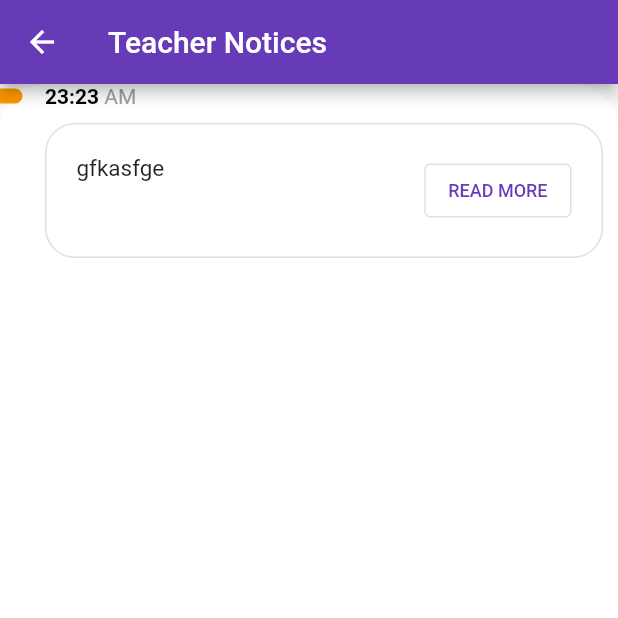
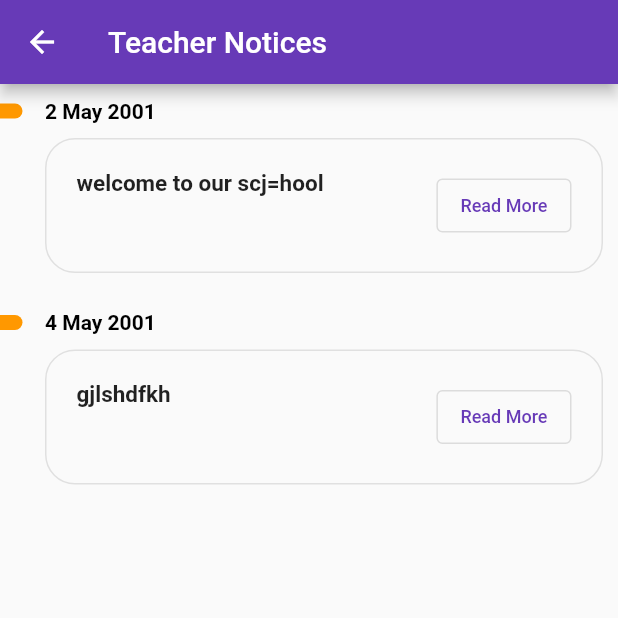
Before and after one commit to Blaze-Community/our_e_college_app, a Flutter app: the Annoucement screen opened directly, after a tap on "Teacher Notices", on a phone screen of 412 x 824 dp, the top half of it. Run offline on Flutter 3.47's test engine with Material 2 defaults, Android fonts, the phone set to English and light mode, and no system bars; our stand-ins replace curved_navigation_bar, flutter_login, font_awesome_flutter, marquee, table_calendar.

Commit message:
minor changes

```diff
--- a/lib/components/annoucement.dart
+++ b/lib/components/annoucement.dart
@@ -1,5 +1,6 @@
 import 'package:flutter/material.dart';
 import 'package:flutter/widgets.dart';
+import 'package:font_awesome_flutter/font_awesome_flutter.dart';
 import 'package:our_e_college_app/components/announcementlist.dart';
 //import 'package:font_awesome_flutter/font_awesome_flutter.dart';
 import 'package:our_e_college_app/utils/Theme.dart' as AppTheme;
@@ -18,13 +19,10 @@ class _Annoucement extends State<Annoucement> {
         title: Text('Announcements & Notices'),
       ),
       body: Padding(
-        padding: EdgeInsets.only(top: 50.0),
-        child: Container(
-            height: 600.0,
-            padding: EdgeInsets.only(bottom: 25.0),
+        padding: EdgeInsets.only(top: 15.0),
         child: ListView(
           physics: const BouncingScrollPhysics(),
-              padding: EdgeInsets.only(left: 18.0, right: 22.0),
+          padding: EdgeInsets.only(left: 15.0, right: 15.0),
           scrollDirection: Axis.vertical,
           children: [
             Row(
@@ -33,6 +31,7 @@ class _Annoucement extends State<Annoucement> {
                   title: 'Teacher Notices',
                   announcement: ['welcome to our scj=hool', 'gjlshdfkh'],
                   color: AppTheme.Colors.flatOrange,
+                  icon: FontAwesomeIcons.scroll,
                   onPressed: (){
                     Navigator.push(
                         context,
@@ -40,12 +39,16 @@ class _Annoucement extends State<Annoucement> {
                             builder: (BuildContext context) =>
                                 AnnouncementList(
                                   title: 'Teacher Notices',
-                                      announcement: [['gfkasfge','23:23']],
+                                  announcement: [
+                                    ['welcome to our scj=hool','2 May 2001'],
+                                    ['gjlshdfkh','4 May 2001']
+                                  ],
                                 )));
                   },
                 ),
                 AnnouncementItem(
                   title: 'Student Notices',
+                  icon: FontAwesomeIcons.scroll,
                   announcement: ['hgffkga', 'hgfadgfd'],
                   color: AppTheme.Colors.flatPurple,
                   onPressed: (){
@@ -55,7 +58,10 @@ class _Annoucement extends State<Annoucement> {
                             builder: (BuildContext context) =>
                                AnnouncementList(
                                  title: 'Student Notices',
-                                     announcement: [['gfkasfge','23:23']],
+                                 announcement: [
+                                   ['hgffkga','2 May 2001'],
+                                   ['hgfadgfd','4 May 2001']
+                                 ],
                                )));
                   },
                 )
@@ -65,6 +71,7 @@ class _Annoucement extends State<Annoucement> {
               children: [
                 AnnouncementItem(
                   title: 'Teacher Achivement',
+                  icon: FontAwesomeIcons.trophy,
                   announcement: ['welcome to our scj=hool', 'gjlshdfkh'],
                   color: AppTheme.Colors.flatDeepPurple,
                   onPressed: (){
@@ -74,12 +81,15 @@ class _Annoucement extends State<Annoucement> {
                             builder: (BuildContext context) =>
                                 AnnouncementList(
                                   title: 'Teacher Achivement',
-                                      announcement: [['gfkasfge','23:23']],
+                                  announcement: [
+                                    ['welcome to our scj=hool','2 May 2001'],
+                                    ['gjlshdfkh','4 May 2001']],
                                 )));
                   },
                 ),
                 AnnouncementItem(
                   title: 'Student Achivement',
+                  icon: FontAwesomeIcons.trophy,
                   announcement: ['hgffkga', 'hgfadgfd'],
                   color: AppTheme.Colors.flatRed,
                   onPressed: (){
@@ -89,14 +99,17 @@ class _Annoucement extends State<Annoucement> {
                             builder: (BuildContext context) =>
                                 AnnouncementList(
                                   title: 'Student Achivement',
-                                      announcement: [['gfkasfge','23:23']],
+                                  announcement: [
+                                    ['hgffkga','2 May 2001'],
+                                    ['hgfadgfd','4 May 2001']
+                                  ],
                                 )));
                   },
                 )
               ],
             ),
           ],
-            )),
+        ),
       ),
     );
   }
--- a/lib/components/announcementlist.dart
+++ b/lib/components/announcementlist.dart
@@ -24,16 +24,10 @@ class _AnnouncementListState extends State<AnnouncementList> {
       appBar: AppBar(
         title: Text(widget.title),
       ),
-        body: Container(
-          height: MediaQuery.of(context).size.height - 100,
-          width: MediaQuery.of(context).size.width,
-          decoration: BoxDecoration(
-            color: Colors.white,
-            borderRadius: BorderRadius.circular(30),
-          ),
+        body: Padding(
+          padding: const EdgeInsets.only(top:10.0),
           child: Column(
             children: [
-
               Expanded(
                 child: ListView.builder(
                   //physics: const NeverScrollableScrollPhysics(),
@@ -47,7 +41,7 @@ class _AnnouncementListState extends State<AnnouncementList> {
         ));
   }
 
-  Container buildTaskListItem(String classSubject, String classTime) {
+  Container buildTaskListItem(String announcement, String date) {
     return Container(
       margin: EdgeInsets.only(bottom: 25),
       child: Column(
@@ -73,22 +67,13 @@ class _AnnouncementListState extends State<AnnouncementList> {
                   children: [
                     RichText(
                       text: TextSpan(
-                          text: classTime,
+                          text:date,
                           style: TextStyle(
                             fontWeight: FontWeight.bold,
                             color: Colors.black,
+                          )
                       ),
-                          children: [
-                            TextSpan(
-                              text: " AM",
-                              style: TextStyle(
-                                fontWeight: FontWeight.normal,
-                                color: Colors.grey,
                     ),
-                            )
-                          ]),
-                    ),
-
                   ],
                 ),
               )
@@ -107,34 +92,30 @@ class _AnnouncementListState extends State<AnnouncementList> {
               padding: EdgeInsets.all(20),
               child: Row(
                 mainAxisAlignment: MainAxisAlignment.spaceBetween,
+                children: [
+                  Column(
                     crossAxisAlignment: CrossAxisAlignment.start,
                     children: [
-
-                  Expanded(
-                    child: Text(
-
-                      classSubject,
-
+                      Text(
+                        announcement,
                         style: TextStyle(
-
+                          fontWeight: FontWeight.bold,
                           fontSize: 15,
                         ),
                       ),
+                    ],
                   ),
-
                   OutlinedButton(
                     onPressed: () {},
                     child: Text(
-                    "READ MORE",
+                      "Read More",
                       style: TextStyle(
-                      // color: Colors.grey,
                         fontSize: 12,
                       ),
                     ),
                   )
-
                 ],
-            ),
+              )
           )
         ],
       ),
--- a/lib/components/assignment.dart
+++ b/lib/components/assignment.dart
@@ -12,31 +12,37 @@ class _AssignmentState extends State<Assignment> {
         subject: "DSA",
         title: "Merge Sort",
         submissionDate: "28 May 2021",
+        uploadDate:"21 May 2021" ,
         hasSubmitted: false),
     AssignmentItem(
         subject: "DSA",
         title: "Merge Sort",
         submissionDate: "27 May 2021",
+        uploadDate:"21 May 2021" ,
         hasSubmitted: false),
     AssignmentItem(
         subject: "DSA",
         title: "Merge Sort",
         submissionDate: "26 May 2021",
+        uploadDate:"21 May 2021" ,
         hasSubmitted: true),
     AssignmentItem(
         subject: "DSA",
         title: "Merge Sort",
         submissionDate: "25 May 2021",
+        uploadDate:"21 May 2021" ,
         hasSubmitted: false),
     AssignmentItem(
         subject: "DSA",
         title: "Merge Sort",
         submissionDate: "24 May 2021",
+        uploadDate:"21 May 2021" ,
         hasSubmitted: true),
     AssignmentItem(
         subject: "DSA",
         title: "Merge Sort",
         submissionDate: "23 May 2021",
+        uploadDate:"21 May 2021" ,
         hasSubmitted: true),
   ];
 
--- a/lib/utils/announcementItem.dart
+++ b/lib/utils/announcementItem.dart
@@ -7,6 +7,7 @@ class AnnouncementItem extends StatefulWidget {
   String title;
   List announcement;
   Color color;
+  IconData icon;
   final Function onPressed;
 
   AnnouncementItem({
@@ -14,6 +15,7 @@ class AnnouncementItem extends StatefulWidget {
     this.announcement,
     this.color,
     this.onPressed,
+    this.icon
   });
 
   @override
@@ -30,26 +32,36 @@ class _AnnouncementItemState extends State<AnnouncementItem> {
         ),
         color: widget.color,
         child: InkWell( onTap:(){widget.onPressed();},
-          child: Container(
-            height: 360,
           child: Column(
             children: <Widget>[
               Padding(
                 padding: EdgeInsets.only(top: 20.0, bottom: 15.0),
                 child: Container(
-                    child: Text(
+                  child: Row(
+                    mainAxisAlignment: MainAxisAlignment.center,
+                    children:[
+                      Icon(
+                        widget.icon,
+                        color: Colors.white,
+                        size: 20,
+                      ),
+                      SizedBox(
+                        width: 10,
+                      ),
+                      Text(
                       widget.title,
                       style: TextStyle(
                         color: Colors.white,
                         fontSize: 19.0,
                       ),
                     ),
+                    ]
+                  ),
                 ),
               ),
 
               Padding(
                 padding: EdgeInsets.only(top: 5.0),
-
                 child: Row(
                   children: <Widget>[
                     Expanded(
@@ -65,11 +77,10 @@ class _AnnouncementItemState extends State<AnnouncementItem> {
               ),
               Padding(
                 padding: const EdgeInsets.all(8.0),
-                  child: Align( alignment: Alignment.centerLeft,
-                      child: Text('Latest Updates',style: TextStyle(color: Colors.white),)),
+                child: Text('Latest Updates',style: TextStyle(color: Colors.white),),
               ),
               Padding(
-                  padding: EdgeInsets.only(top: 30.0, left: 15.0, right: 5.0),
+                padding: EdgeInsets.only(top: 8.0, left: 15.0, right: 5.0),
                 child: Column(
                   children: <Widget>[
                     SizedBox(
@@ -87,7 +98,7 @@ class _AnnouncementItemState extends State<AnnouncementItem> {
                                   size: 14.0,
                                 ),
                                 Padding(
-                                    padding: EdgeInsets.only(left: 10.0),
+                                  padding: EdgeInsets.only(left: 5.0),
                                 ),
                                 Flexible(
                                   child: Container(
@@ -110,7 +121,6 @@ class _AnnouncementItemState extends State<AnnouncementItem> {
           ),
         ),
       ),
-      ),
     );
   }
 }
--- a/lib/utils/assignmentItem.dart
+++ b/lib/utils/assignmentItem.dart
@@ -5,12 +5,14 @@ class AssignmentItem extends StatefulWidget {
   String title;
   // String submissionTime;
   String submissionDate;
+  String uploadDate;
   bool hasSubmitted;
 
   AssignmentItem(
       {this.subject,
       this.title,
       // this.submissionTime,
+        this.uploadDate,
       this.submissionDate,
       this.hasSubmitted});
 
@@ -43,17 +45,10 @@ class _AssignmentItemState extends State<AssignmentItem> {
               Container(
                 width: MediaQuery.of(context).size.width - 60,
                 child: Row(
-                  mainAxisAlignment: MainAxisAlignment.end,
+                  mainAxisAlignment: MainAxisAlignment.start,
                   children: [
                     Text(
-                      "Submission Date: ",
-                      style: TextStyle(
-                        fontSize: 14,
-                        color: Colors.grey,
-                      ),
-                    ),
-                    Text(
-                      widget.submissionDate,
+                      widget.uploadDate,
                       style: TextStyle(
                         fontSize: 14,
                         fontWeight: FontWeight.w700,
@@ -89,7 +84,7 @@ class _AssignmentItemState extends State<AssignmentItem> {
                       ),
                     ),
                     SizedBox(
-                      height: 15,
+                      height: 10,
                     ),
                     Row(
                       crossAxisAlignment: CrossAxisAlignment.start,
@@ -109,6 +104,28 @@ class _AssignmentItemState extends State<AssignmentItem> {
                         ),
                       ],
                     ),
+                    SizedBox(
+                      height: 10,
+                    ),
+                    Row(
+                      mainAxisAlignment: MainAxisAlignment.start,
+                      children: [
+                        Text(
+                          "Submission Date: ",
+                          style: TextStyle(
+                            fontSize: 14,
+                            color: Colors.grey,
+                          ),
+                        ),
+                        Text(
+                          widget.submissionDate,
+                          style: TextStyle(
+                            fontSize: 14,
+                            fontWeight: FontWeight.w700,
+                          ),
+                        ),
+                      ],
+                    )
                   ],
                 ),
                 OutlinedButton(
--- a/lib/utils/profileSection.dart
+++ b/lib/utils/profileSection.dart
@@ -55,12 +55,7 @@ class Profile extends StatelessWidget {
             'BT19CSE006@iitn.com',
           ),
           SizedBox(height: 20),
-          Column(
-            children: [
-              SizedBox(height: 50),
-              Container(
-                height: 500,
-                width: MediaQuery.of(context).size.width,
+          Expanded(
             child: ListView(
               children: [
                 ProfileListItem(
@@ -86,8 +81,6 @@ class Profile extends StatelessWidget {
                 ),
               ],
             ),
-              )
-            ],
           ),
         ],
       ),
```
Lines whose indentation alone changed are shown as unchanged.
